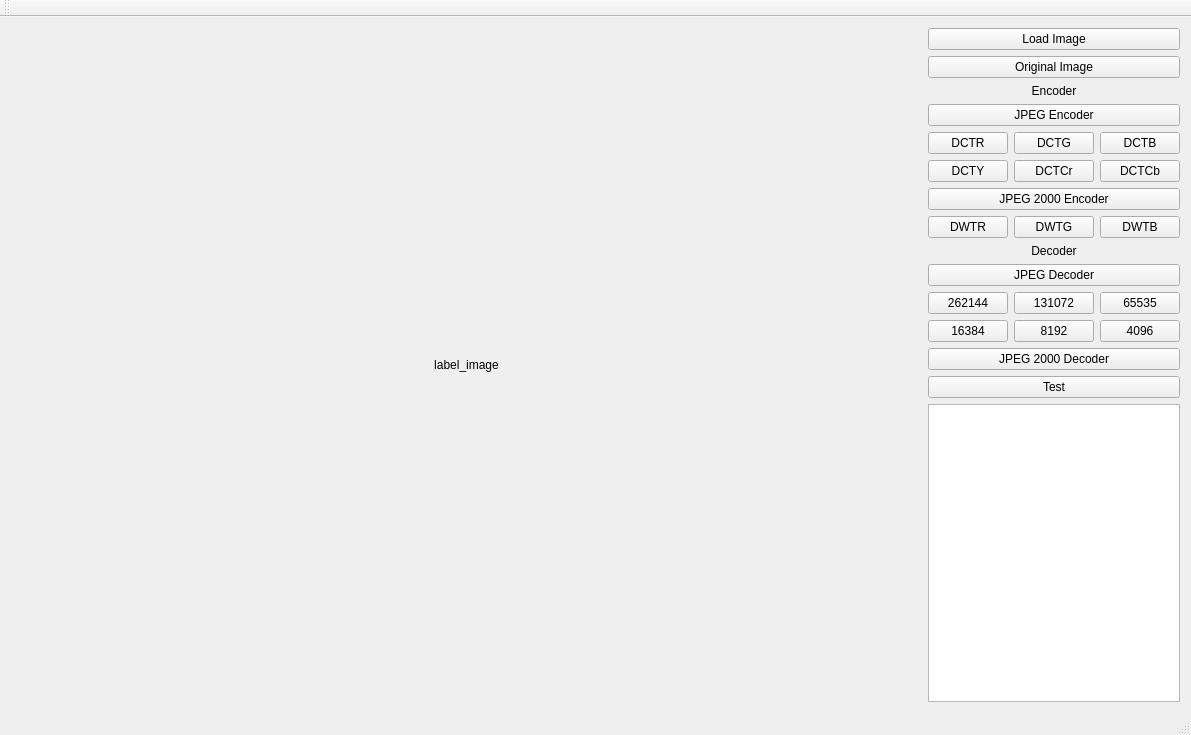
First picture: the form in Assignment 2/Assignment 2 Code/Assignment 2 Code/Assignment2Code.ui, repository jingyangcarl/CSCI576, before the edit.
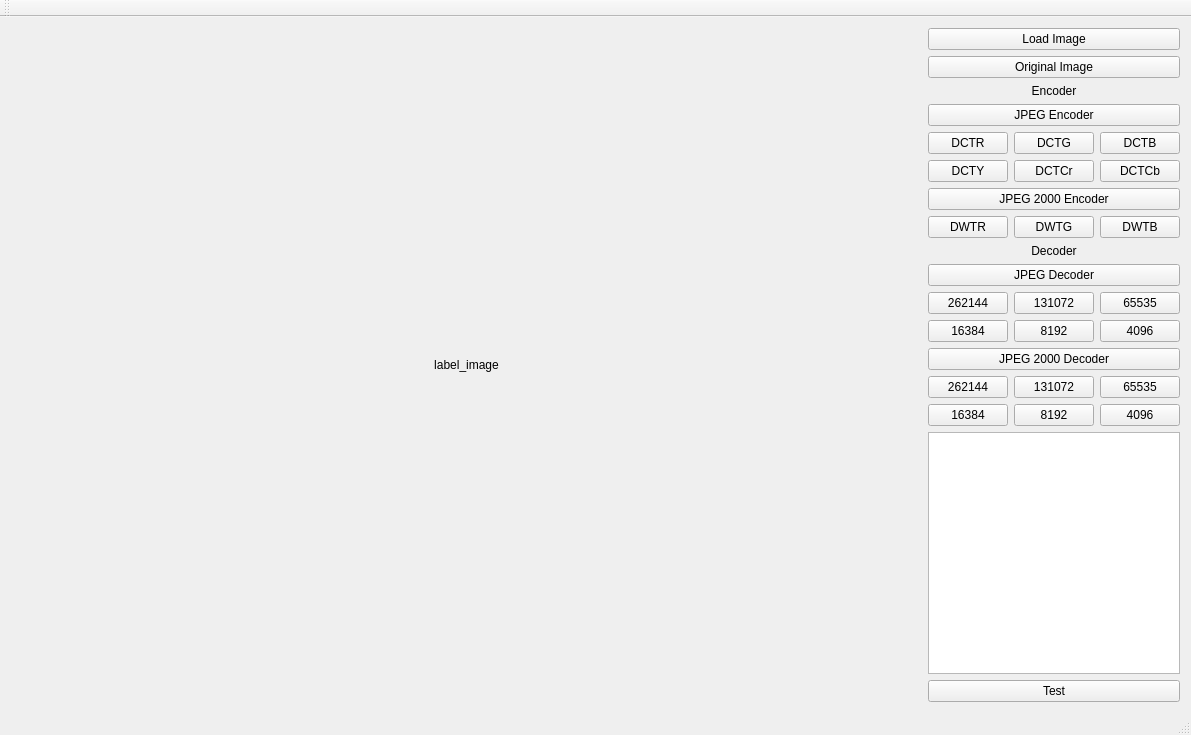
Second picture: the form after the edit.

Commit message: Add other buttons for JPEG 2000

Patch:
```diff
--- a/Assignment 2/Assignment 2 Code/Assignment 2 Code/Assignment2Code.ui
+++ b/Assignment 2/Assignment 2 Code/Assignment 2 Code/Assignment2Code.ui
@@ -31,7 +31,7 @@
     </item>
     <item row="0" column="1">
      <layout class="QGridLayout" name="gridLayout_control">
-      <item row="15" column="0" colspan="3">
+      <item row="17" column="0" colspan="3">
        <widget class="QTextBrowser" name="textBrowser_output"/>
       </item>
       <item row="5" column="2">
@@ -41,13 +41,6 @@
         </property>
        </widget>
       </item>
-      <item row="14" column="0" colspan="3">
-       <widget class="QPushButton" name="pushButton_test">
-        <property name="text">
-         <string>Test</string>
-        </property>
-       </widget>
-      </item>
       <item row="11" column="1">
        <widget class="QPushButton" name="pushButton_131072">
         <property name="text">
@@ -55,6 +48,20 @@
         </property>
        </widget>
       </item>
+      <item row="14" column="2">
+       <widget class="QPushButton" name="pushButton_jp2_65535">
+        <property name="text">
+         <string>65535</string>
+        </property>
+       </widget>
+      </item>
+      <item row="15" column="2">
+       <widget class="QPushButton" name="pushButton_jp2_4096">
+        <property name="text">
+         <string>4096</string>
+        </property>
+       </widget>
+      </item>
       <item row="9" column="0" colspan="3">
        <widget class="QLabel" name="label_3">
         <property name="text">
@@ -114,6 +121,20 @@
         </property>
        </widget>
       </item>
+      <item row="15" column="1">
+       <widget class="QPushButton" name="pushButton_jp2_8192">
+        <property name="text">
+         <string>8192</string>
+        </property>
+       </widget>
+      </item>
+      <item row="14" column="0">
+       <widget class="QPushButton" name="pushButton_jp2_262144">
+        <property name="text">
+         <string>262144</string>
+        </property>
+       </widget>
+      </item>
       <item row="0" column="0" colspan="3">
        <widget class="QPushButton" name="pushButton_load">
         <property name="text">
@@ -156,6 +177,13 @@
         </property>
        </widget>
       </item>
+      <item row="14" column="1">
+       <widget class="QPushButton" name="pushButton_jp2_131072">
+        <property name="text">
+         <string>131072</string>
+        </property>
+       </widget>
+      </item>
       <item row="2" column="0" colspan="3">
        <widget class="QLabel" name="label_2">
         <property name="text">
@@ -180,6 +208,13 @@
         </property>
        </widget>
       </item>
+      <item row="15" column="0">
+       <widget class="QPushButton" name="pushButton_jp2_16384">
+        <property name="text">
+         <string>16384</string>
+        </property>
+       </widget>
+      </item>
       <item row="11" column="2">
        <widget class="QPushButton" name="pushButton_65535">
         <property name="text">
@@ -208,6 +243,13 @@
         </property>
        </widget>
       </item>
+      <item row="18" column="0" colspan="3">
+       <widget class="QPushButton" name="pushButton_test">
+        <property name="text">
+         <string>Test</string>
+        </property>
+       </widget>
+      </item>
      </layout>
     </item>
    </layout>
```
Left out of the diff: 26 changed lines with no effect on the pictures. The commit also changes 30 other files.
